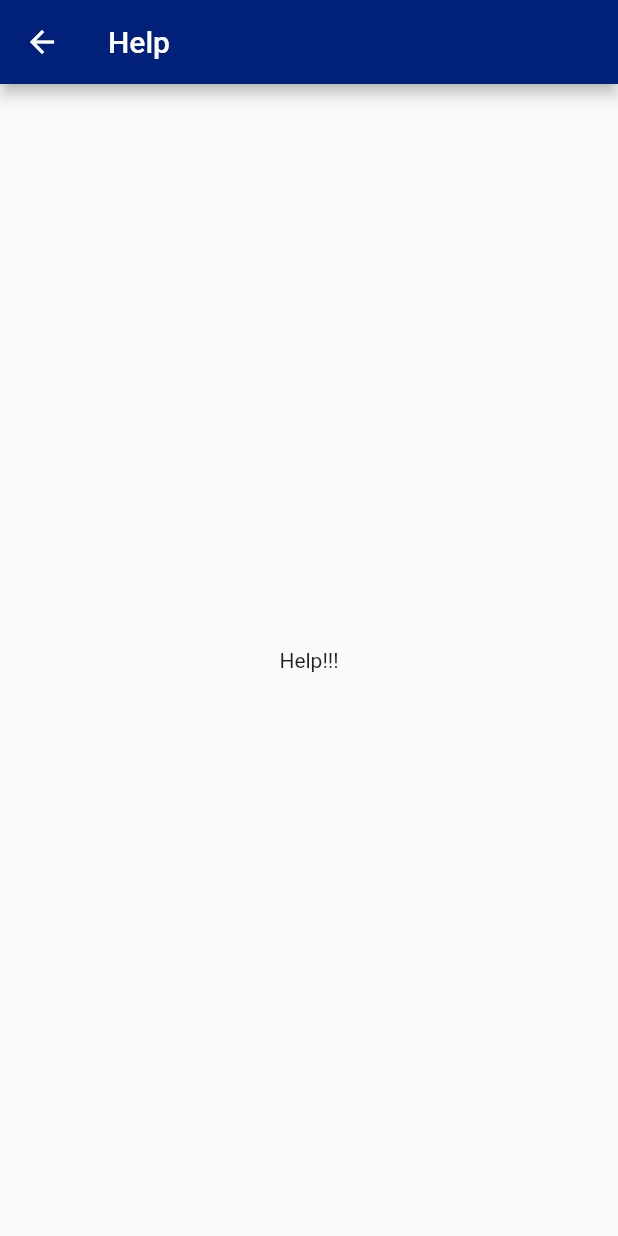
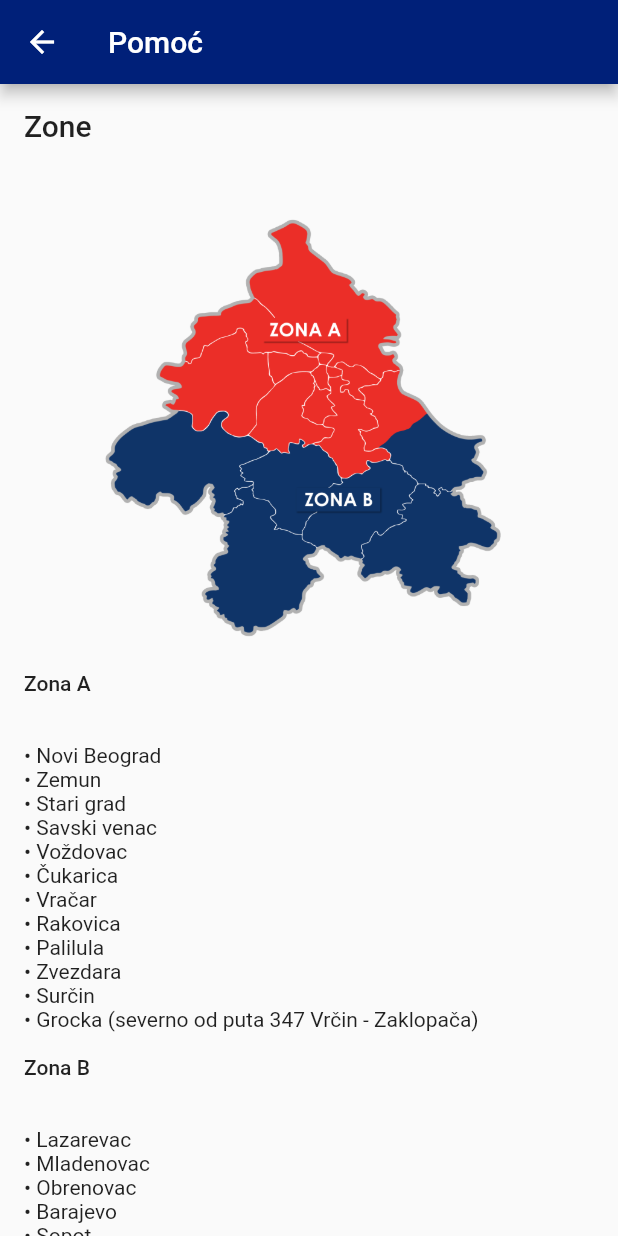
Before and after one commit to LjuboLukovic/beograd-plus, a Flutter app: the screen it shows after launch, after a tap on the "help" icon, on a phone screen of 412 x 824 dp. Run offline on Flutter 3.47's test engine with Material 2 defaults, Android fonts, the phone set to English and light mode, and no system bars; our stand-ins replace shared_preferences; missing offline and left inert: toto_app.

Commit message:
Added zone selector and saving value for future use Updated image on help screen

```diff
--- a/travel_app/lib/src/constants.dart
+++ b/travel_app/lib/src/constants.dart
@@ -31,3 +31,31 @@ Map<CityZone, List<Ticket>> PRICE_LIST = {
   CityZone.B: ZONE_B_TICKETS,
   CityZone.C: ZONE_C_TICKETS,
 };
+
+List<String> ZONE_A_MUNICIPALITIES = [
+  "Novi Beograd",
+  "Zemun",
+  "Stari grad",
+  "Savski venac",
+  "Voždovac",
+  "Čukarica",
+  "Vračar",
+  "Rakovica",
+  "Palilula",
+  "Zvezdara",
+  "Surčin",
+  "Grocka (severno od puta 347 Vrčin - Zaklopača)"
+];
+
+List<String> ZONE_B_MUNICIPALITIES = [
+  "Lazarevac",
+  "Mladenovac",
+  "Obrenovac",
+  "Barajevo",
+  "Sopot",
+  "Grocka (južno od puta 347 Vrčin - Zaklopača)"
+];
+
+List<String> ZONE_C_MUNICIPALITIES = [
+  "Teritorija koja pokriva svih 17 beogradskih opština"
+];
--- a/travel_app/lib/src/home.dart
+++ b/travel_app/lib/src/home.dart
@@ -1,4 +1,6 @@
+import 'package:beograd_plus/src/widgets/zone_chooser.dart';
 import 'package:flutter/material.dart';
+import 'util/preference_utils.dart';
 import 'widgets/help/help_screen.dart';
 import 'widgets/settings/settings_screen.dart';
 import 'widgets/tickets_list.dart';
@@ -15,12 +17,26 @@ class HomePage extends StatefulWidget {
 }
 
 class _HomePageState extends State<HomePage> {
-  int _counter = 0;
+  CityZone currentZone = CityZone.A;
 
-  void _incrementCounter() {
-    setState(() {
-      _counter++;
+  void setCurrentZone(CityZone zone) {
+    setState(() => currentZone = zone);
+    PreferenceUtils.setString('default_zone', CityZoneToString[zone]!)
+        .then((value) => print('Zone selected'));
+  }
+
+  void initialize() {
+    PreferenceUtils.init().then((preferences) {
+      String defaultZone = PreferenceUtils.getString('default_zone', 'A');
+      setState(
+          () => currentZone = CityZoneFromString[defaultZone] ?? CityZone.A);
     });
+  }
+
+  @override
+  void initState() {
+    initialize();
+    super.initState();
   }
 
   @override
@@ -45,11 +61,15 @@ class _HomePageState extends State<HomePage> {
             )
           ],
         ),
-        body: Center(child: TicketsList(PRICE_LIST[CityZone.A]!)),
-        floatingActionButton: FloatingActionButton(
-          onPressed: _incrementCounter,
-          tooltip: 'Increment',
-          child: const Icon(Icons.add),
-        ));
+        body: SingleChildScrollView(
+            child: Column(
+          crossAxisAlignment: CrossAxisAlignment.center,
+          children: [
+            const Padding(padding: EdgeInsets.only(top: 16)),
+            const Text('Zona\n'),
+            ZoneChooser(currentZone, setCurrentZone),
+            TicketsList(PRICE_LIST[currentZone]!)
+          ],
+        )));
   }
 }
--- a/travel_app/lib/src/model/city_zone.dart
+++ b/travel_app/lib/src/model/city_zone.dart
@@ -1,12 +1,12 @@
 enum CityZone { A, B, C }
 
-const Map<String, CityZone> CityZoneFromJson = {
+const Map<String, CityZone> CityZoneFromString = {
   'A': CityZone.A,
   'B': CityZone.B,
   'C': CityZone.C
 };
 
-const Map<CityZone, String> CityZoneToJson = {
+const Map<CityZone, String> CityZoneToString = {
   CityZone.A: 'A',
   CityZone.B: 'B',
   CityZone.C: 'C',
--- a/travel_app/lib/src/model/ticket.dart
+++ b/travel_app/lib/src/model/ticket.dart
@@ -11,7 +11,7 @@ class Ticket {
 
   Ticket.fromJson(Map<String, dynamic> json) {
     if (json['zone'] != null) {
-      zone = CityZoneFromJson[json['zone']]!;
+      zone = CityZoneFromString[json['zone']]!;
     }
     if (json['type'] != null) {
       type = TicketTypeFromJson[json['type']]!;
@@ -26,7 +26,7 @@ class Ticket {
 
   Map<String, dynamic> toJson() {
     final Map<String, dynamic> data = <String, dynamic>{};
-    data['zone'] = CityZoneToJson[zone];
+    data['zone'] = CityZoneToString[zone];
     data['type'] = TicketTypeToJson[type];
     data['smsText'] = smsText;
     data['price'] = price;
--- a/travel_app/lib/src/model/ticket_type.dart
+++ b/travel_app/lib/src/model/ticket_type.dart
@@ -1,15 +1,17 @@
-enum TicketType { HOUR, DAY, WEEK, MONTH }
+enum TicketType { HOUR, DAY, WEEK, MONTH, YEAR }
 
 const Map<String, TicketType> TicketTypeFromJson = {
   'HOUR': TicketType.HOUR,
   'DAY': TicketType.DAY,
   'WEEK': TicketType.WEEK,
-  'MONTH': TicketType.MONTH
+  'MONTH': TicketType.MONTH,
+  'YEAR': TicketType.YEAR
 };
 
 const Map<TicketType, String> TicketTypeToJson = {
   TicketType.HOUR: 'HOUR',
   TicketType.DAY: 'DAY',
   TicketType.WEEK: 'WEEK',
-  TicketType.MONTH: 'MONTH'
+  TicketType.MONTH: 'MONTH',
+  TicketType.YEAR: 'YEAR'
 };
--- /dev/null
+++ b/travel_app/lib/src/util/preference_utils.dart
@@ -0,0 +1,23 @@
+import 'dart:async' show Future;
+import 'package:shared_preferences/shared_preferences.dart';
+
+class PreferenceUtils {
+  static Future<SharedPreferences> get _instance async =>
+      _prefsInstance ??= await SharedPreferences.getInstance();
+  static SharedPreferences? _prefsInstance;
+
+  // call this method from iniState() function of mainApp().
+  static Future<SharedPreferences> init() async {
+    _prefsInstance ??= await _instance;
+    return _prefsInstance!;
+  }
+
+  static String getString(String key, [String? defValue]) {
+    return _prefsInstance!.getString(key) ?? defValue ?? "";
+  }
+
+  static Future<bool> setString(String key, String value) async {
+    var prefs = await _instance;
+    return prefs.setString(key, value);
+  }
+}
--- a/travel_app/lib/src/widgets/help/help_screen.dart
+++ b/travel_app/lib/src/widgets/help/help_screen.dart
@@ -1,3 +1,4 @@
+import 'package:beograd_plus/src/constants.dart';
 import 'package:flutter/material.dart';
 
 class HelpScreen extends StatefulWidget {
@@ -11,7 +12,50 @@ class _HelpScreenState extends State<HelpScreen> {
   @override
   Widget build(BuildContext context) {
     return Scaffold(
-        appBar: AppBar(title: const Text('Help')),
-        body: const Center(child: Text('Help!!!')));
+        appBar: AppBar(title: const Text('Pomoć')),
+        body: SingleChildScrollView(
+            child: Padding(
+                padding: EdgeInsets.all(16),
+                child: Column(
+                    crossAxisAlignment: CrossAxisAlignment.start,
+                    children: [
+                      Text(
+                        'Zone\n\n',
+                        style: Theme.of(context).textTheme.titleLarge,
+                        textAlign: TextAlign.start,
+                      ),
+                      Center(
+                          child: SizedBox(
+                              width: MediaQuery.of(context).size.width * 0.75,
+                              child: Image.asset(
+                                "assets/images/bg_zone.png",
+                                fit: BoxFit.contain,
+                              ))),
+                      const Padding(padding: EdgeInsets.only(top: 16)),
+                      Text(
+                        'Zona A\n\n',
+                        style: Theme.of(context).textTheme.bodyLarge,
+                        textAlign: TextAlign.start,
+                      ),
+                      ...ZONE_A_MUNICIPALITIES
+                          .map((municipality) => Text('\u2022 $municipality')),
+                      const Padding(padding: EdgeInsets.only(top: 16)),
+                      Text(
+                        'Zona B\n\n',
+                        style: Theme.of(context).textTheme.bodyLarge,
+                        textAlign: TextAlign.start,
+                      ),
+                      ...ZONE_B_MUNICIPALITIES
+                          .map((municipality) => Text('\u2022 $municipality')),
+                      const Padding(padding: EdgeInsets.only(top: 16)),
+                      Text(
+                        'Zona C (A+B)\n\n',
+                        style: Theme.of(context).textTheme.bodyLarge,
+                        textAlign: TextAlign.start,
+                      ),
+                      ...ZONE_C_MUNICIPALITIES
+                          .map((municipality) => Text('\u2022 $municipality')),
+                      const Padding(padding: EdgeInsets.only(top: 16)),
+                    ]))));
   }
 }
--- a/travel_app/lib/src/widgets/settings/settings_screen.dart
+++ b/travel_app/lib/src/widgets/settings/settings_screen.dart
@@ -11,7 +11,7 @@ class _SettingsScreenState extends State<SettingsScreen> {
   @override
   Widget build(BuildContext context) {
     return Scaffold(
-        appBar: AppBar(title: const Text('Settings')),
+        appBar: AppBar(title: const Text('Podešavanja')),
         body: const Center(child: Text('My account!!!')));
   }
 }
--- a/travel_app/lib/src/widgets/tickets_list.dart
+++ b/travel_app/lib/src/widgets/tickets_list.dart
@@ -19,6 +19,8 @@ class TicketsList extends StatelessWidget {
               textAlign: TextAlign.center,
             )
           : ListView.builder(
+              primary: false,
+              shrinkWrap: true,
               itemCount: tickets.length,
               itemBuilder: (context, int index) =>
                   buildCard(context, tickets[index])),
@@ -50,7 +52,15 @@ class TicketsList extends StatelessWidget {
           },
           child: ListTile(
             leading: Text(ticket.smsText),
-            title: Text(getLabelFromType(ticket.type)),
+            title:
+                Column(crossAxisAlignment: CrossAxisAlignment.start, children: [
+              Text(
+                getLabelFromType(ticket.type),
+                style: Theme.of(context).textTheme.titleMedium,
+              ),
+              Text('Cena: ${ticket.price} RSD',
+                style: Theme.of(context).textTheme.bodyMedium,)
+            ]),
             trailing: const Icon(Icons.sms),
           ),
         ));
--- /dev/null
+++ b/travel_app/lib/src/widgets/zone_chooser.dart
@@ -0,0 +1,65 @@
+import 'package:beograd_plus/src/model/city_zone.dart';
+import 'package:flutter/material.dart';
+
+const List<Widget> zones = <Widget>[Text('A'), Text('B'), Text('C (A+B)')];
+
+class ZoneChooser extends StatefulWidget {
+  CityZone currentZone;
+  Function? zoneSelected;
+
+  ZoneChooser(this.currentZone, this.zoneSelected, {Key? key})
+      : super(key: key);
+
+  @override
+  State<ZoneChooser> createState() => _ZoneChooserState();
+}
+
+class _ZoneChooserState extends State<ZoneChooser> {
+  List<bool>? _selectedZones;
+
+  @override
+  void initState() {
+    _selectedZones = [
+      CityZone.A == widget.currentZone,
+      CityZone.B == widget.currentZone,
+      CityZone.C == widget.currentZone
+    ];
+    super.initState();
+  }
+
+  void zonePressed(int index, bool update) {
+    if (widget.zoneSelected != null && update) {
+      if (index == 2) {
+        widget.zoneSelected!(CityZone.C);
+      } else if (index == 1) {
+        widget.zoneSelected!(CityZone.B);
+      } else {
+        widget.zoneSelected!(CityZone.A);
+      }
+    }
+    if (_selectedZones == null || _selectedZones!.isEmpty) {
+      return;
+    }
+    setState(() {
+      // The button that is tapped is set to true, and the others to false.
+      for (int i = 0; i < _selectedZones!.length; i++) {
+        _selectedZones![i] = i == index;
+      }
+    });
+  }
+
+  @override
+  Widget build(BuildContext context) {
+    if (_selectedZones == null) return const Text('Loading City Zones');
+    return ToggleButtons(
+      direction: Axis.horizontal,
+      onPressed: (int index) => zonePressed(index, true),
+      constraints: const BoxConstraints(
+        minHeight: 40.0,
+        minWidth: 80.0,
+      ),
+      isSelected: _selectedZones!,
+      children: zones,
+    );
+  }
+}
```
Also changed, not shown: travel_app/pubspec.yaml (+3 -5 lines), travel_app/assets/images/bg_zone.png (added), travel_app/pubspec.lock.
